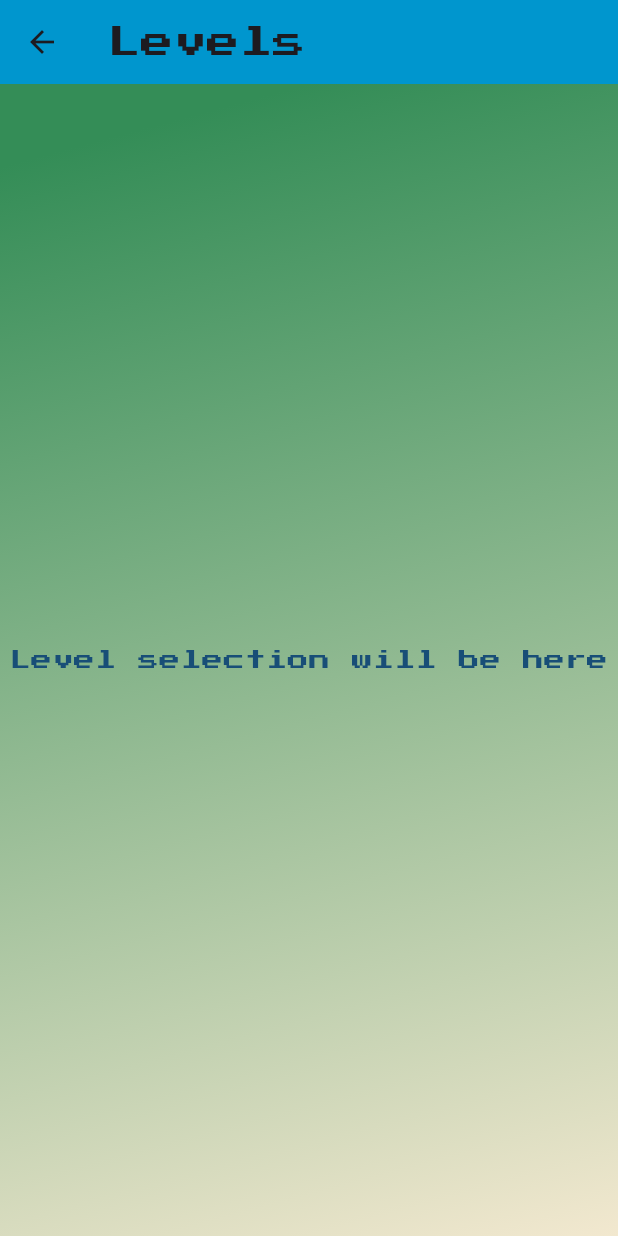
After one commit to GramNaTosterze/GoGetter, a Flutter app: the screen it shows after launch, after a tap on "Levels", on a phone screen of 412 x 824 dp. The commit adds this screen. Run offline on Flutter 3.47's test engine with Material 3 defaults, Android fonts, the phone set to English and light mode, and no system bars; our stand-ins replace flutter_animate, google_fonts; missing offline and left inert: flame.

Commit message:
creating main menu and pause

```diff
--- a/lib/main.dart
+++ b/lib/main.dart
@@ -1,6 +1,6 @@
 import 'package:flutter/material.dart';
 import 'package:google_fonts/google_fonts.dart';
-import 'src/widgets/game_app.dart';
+import 'src/widgets/main_menu.dart';
 
 void main() {
   runApp(const MyApp());
@@ -20,7 +20,7 @@ class MyApp extends StatelessWidget {
           displayColor: const Color(0xff184e77),
         ),
       ),
-      home: const GameApp(),
+      home: const MainMenu(),
     );
   }
 }
--- /dev/null
+++ b/lib/src/widgets/levels_screen.dart
@@ -0,0 +1,35 @@
+import 'package:flutter/material.dart';
+
+class LevelsScreen extends StatelessWidget {
+  const LevelsScreen({Key? key}) : super(key: key);
+
+  @override
+  Widget build(BuildContext context) {
+    return Scaffold(
+      appBar: AppBar(
+        title: const Text('Levels'),
+        backgroundColor: const Color(0xff0096ce),
+      ),
+      body: Container(
+        decoration: const BoxDecoration(
+          gradient: LinearGradient(
+            begin: Alignment.topCenter,
+            end: Alignment.bottomRight,
+            colors: [
+              Color(0xff348d57),
+              Color(0xfff2e8cf),
+            ],
+          ),
+        ),
+        child: Center(
+          child: Column(
+            mainAxisAlignment: MainAxisAlignment.center,
+            children: const [
+              Text('Level selection will be here'),
+            ],
+          ),
+        ),
+      ),
+    );
+  }
+}
--- /dev/null
+++ b/lib/src/widgets/main_menu.dart
@@ -0,0 +1,74 @@
+import 'package:flutter/material.dart';
+import 'game_app.dart';
+import 'settings_screen.dart';
+import 'levels_screen.dart';
+import 'dart:io';
+
+class MainMenu extends StatelessWidget {
+  const MainMenu({Key? key}) : super(key: key);
+
+  @override
+  Widget build(BuildContext context) {
+    return Scaffold(
+      appBar: AppBar(
+        title: const Text('GoGetter'),
+        backgroundColor: const Color(0xff0096ce),
+      ),
+      body: Container(
+        decoration: const BoxDecoration(
+          gradient: LinearGradient(
+            begin: Alignment.topCenter,
+            end: Alignment.bottomRight,
+            colors: [
+              Color(0xff348d57),
+              Color(0xfff2e8cf),
+            ],
+          ),
+        ),
+        child: Center(
+          child: Column(
+            mainAxisAlignment: MainAxisAlignment.center,
+            children: [
+              ElevatedButton(
+                onPressed: () {
+                  Navigator.push(
+                    context,
+                    MaterialPageRoute(builder: (context) => const GameApp()),
+                  );
+                },
+                child: const Text('Start Game'),
+              ),
+              const SizedBox(height: 40),
+              ElevatedButton(
+                onPressed: () {
+                  Navigator.push(
+                    context,
+                    MaterialPageRoute(builder: (context) => const LevelsScreen()),
+                  );
+                },
+                child: const Text('Levels'),
+              ),
+              const SizedBox(height: 40),
+              ElevatedButton(
+                onPressed: () {
+                  Navigator.push(
+                    context,
+                    MaterialPageRoute(builder: (context) => const SettingsScreen()),
+                  );
+                },
+                child: const Text('Settings'),
+              ),
+              const SizedBox(height: 40),
+              ElevatedButton(
+                onPressed: () {
+                  exit(0);
+                },
+                child: const Text('Exit'),
+              ),
+            ],
+          ),
+        ),
+      ),
+    );
+  }
+}
```
Also changed, not shown: lib/src/go_getter.dart (+18 -10 lines), lib/src/widgets/game_app.dart (+6 -8 lines), lib/src/widgets/pause_menu.dart (+4 -4 lines), lib/src/widgets/settings_screen.dart (added, +36 -0 lines).
